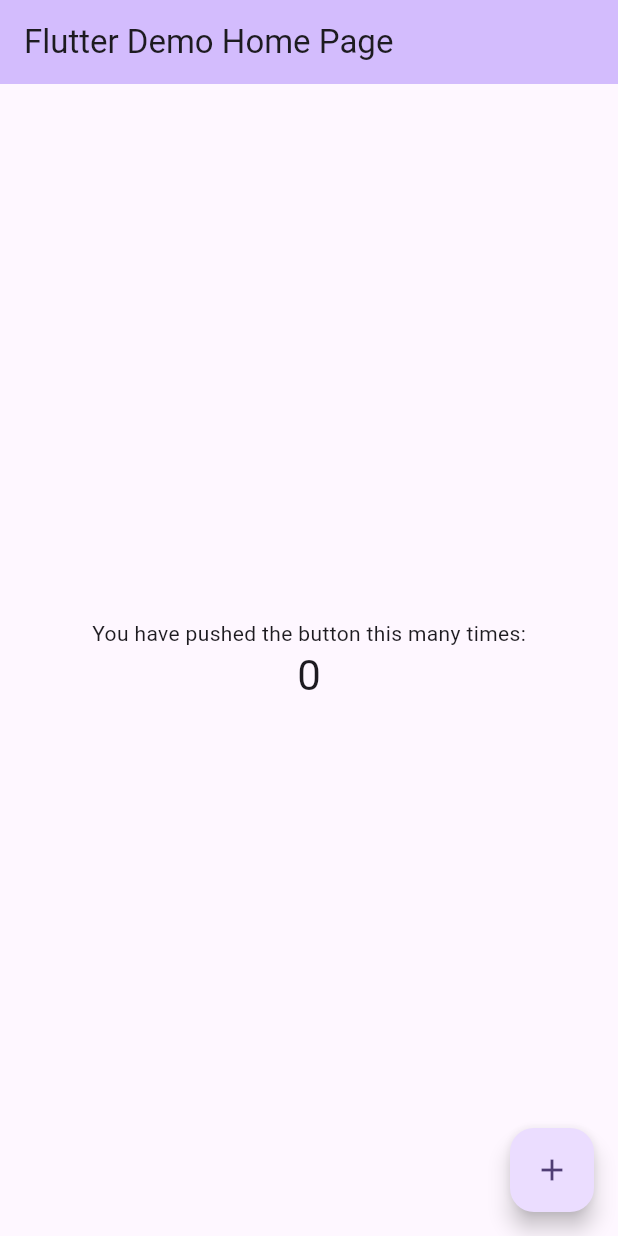
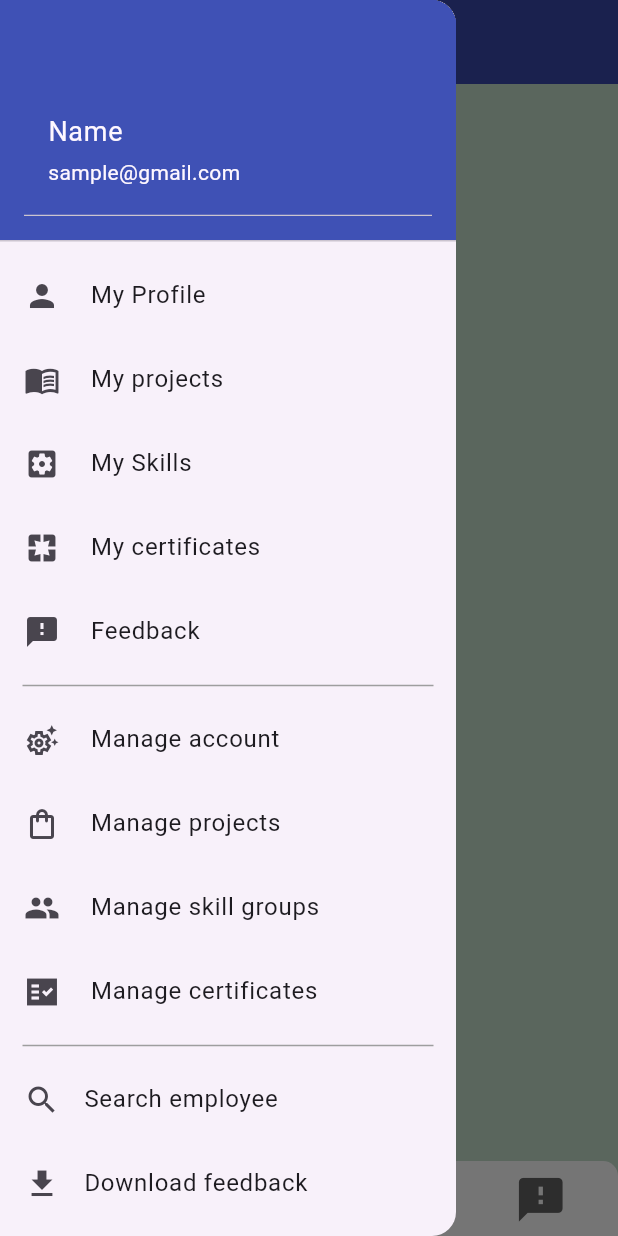
Before and after one commit to RahulMoreNttdata/NTT-DATA-SkillsTrackerMobileApp, a Flutter app: the screen it shows after launch, with the side drawer open (before the commit the screen has no drawer), on a phone screen of 412 x 824 dp. Run offline on Flutter 3.47's test engine with Material 3 defaults, Android fonts, the light colour scheme and no system bars.

Commit message:
@pournima create the dashboard n drawer.

```diff
--- a/lib/main.dart
+++ b/lib/main.dart
@@ -1,4 +1,5 @@
 import 'package:flutter/material.dart';
+import 'modules/dashboard/dashboard.dart';
 
 void main() {
   runApp(const MyApp());
@@ -12,7 +13,9 @@
   Widget build(BuildContext context) {
     return MaterialApp(
       title: 'Flutter Demo',
+      debugShowCheckedModeBanner: false,
       theme: ThemeData(
+        primaryColor: Colors.indigo[600],
         // This is the theme of your application.
         //
         // TRY THIS: Try running your application with "flutter run". You'll see
@@ -31,95 +34,7 @@
         colorScheme: ColorScheme.fromSeed(seedColor: Colors.deepPurple),
         useMaterial3: true,
       ),
-      home: const MyHomePage(title: 'Flutter Demo Home Page'),
+      home:  Dashboard(),
     );
   }
 }
-
-class MyHomePage extends StatefulWidget {
-  const MyHomePage({super.key, required this.title});
-
-  // This widget is the home page of your application. It is stateful, meaning
-  // that it has a State object (defined below) that contains fields that affect
-  // how it looks.
-
-  // This class is the configuration for the state. It holds the values (in this
-  // case the title) provided by the parent (in this case the App widget) and
-  // used by the build method of the State. Fields in a Widget subclass are
-  // always marked "final".
-
-  final String title;
-
-  @override
-  State<MyHomePage> createState() => _MyHomePageState();
-}
-
-class _MyHomePageState extends State<MyHomePage> {
-  int _counter = 0;
-
-  void _incrementCounter() {
-    setState(() {
-      // This call to setState tells the Flutter framework that something has
-      // changed in this State, which causes it to rerun the build method below
-      // so that the display can reflect the updated values. If we changed
-      // _counter without calling setState(), then the build method would not be
-      // called again, and so nothing would appear to happen.
-      _counter++;
-    });
-  }
-
-  @override
-  Widget build(BuildContext context) {
-    // This method is rerun every time setState is called, for instance as done
-    // by the _incrementCounter method above.
-    //
-    // The Flutter framework has been optimized to make rerunning build methods
-    // fast, so that you can just rebuild anything that needs updating rather
-    // than having to individually change instances of widgets.
-    return Scaffold(
-      appBar: AppBar(
-        // TRY THIS: Try changing the color here to a specific color (to
-        // Colors.amber, perhaps?) and trigger a hot reload to see the AppBar
-        // change color while the other colors stay the same.
-        backgroundColor: Theme.of(context).colorScheme.inversePrimary,
-        // Here we take the value from the MyHomePage object that was created by
-        // the App.build method, and use it to set our appbar title.
-        title: Text(widget.title),
-      ),
-      body: Center(
-        // Center is a layout widget. It takes a single child and positions it
-        // in the middle of the parent.
-        child: Column(
-          // Column is also a layout widget. It takes a list of children and
-          // arranges them vertically. By default, it sizes itself to fit its
-          // children horizontally, and tries to be as tall as its parent.
-          //
-          // Column has various properties to control how it sizes itself and
-          // how it positions its children. Here we use mainAxisAlignment to
-          // center the children vertically; the main axis here is the vertical
-          // axis because Columns are vertical (the cross axis would be
-          // horizontal).
-          //
-          // TRY THIS: Invoke "debug painting" (choose the "Toggle Debug Paint"
-          // action in the IDE, or press "p" in the console), to see the
-          // wireframe for each widget.
-          mainAxisAlignment: MainAxisAlignment.center,
-          children: <Widget>[
-            const Text(
-              'You have pushed the button this many times:',
-            ),
-            Text(
-              '$_counter',
-              style: Theme.of(context).textTheme.headlineMedium,
-            ),
-          ],
-        ),
-      ),
-      floatingActionButton: FloatingActionButton(
-        onPressed: _incrementCounter,
-        tooltip: 'Increment',
-        child: const Icon(Icons.add),
-      ), // This trailing comma makes auto-formatting nicer for build methods.
-    );
-  }
-}
--- /dev/null
+++ b/lib/modules/dashboard/dashboard.dart
@@ -0,0 +1,175 @@
+import 'package:flutter/material.dart';
+
+import 'my_certificates/my_certificates.dart';
+import 'my_profile/my_profile.dart';
+import 'my_projects/my_projects.dart';
+import 'my_skills/my_skills.dart';
+
+class Dashboard extends StatefulWidget {
+  const Dashboard({Key? key}) : super(key: key);
+
+  @override
+  _DashboardState createState() => _DashboardState();
+}
+
+class _DashboardState extends State<Dashboard> {
+  int pageIndex = 0;
+  final pages = [
+     const MyProfile(),
+     const My_Projects(),
+     const MySkills(),
+     const MyCertificate(),
+  ];
+
+  @override
+  Widget build(BuildContext context) {
+    return Scaffold(
+      backgroundColor: const Color(0xffC4DFCB),
+      appBar: AppBar(
+        leading:  Builder(
+          builder: (context) => IconButton(
+            icon: new Icon(Icons.menu,color: Colors.white,),
+            onPressed: () => Scaffold.of(context).openDrawer(),
+          ),
+        ),
+        title: Text(
+          "Skills tracker 2.1",
+          style: TextStyle(
+            color:Colors.white,
+            fontSize: 16,
+            fontWeight: FontWeight.w600,
+          ),
+        ),
+        centerTitle: true,
+        backgroundColor: Theme.of(context).primaryColor,
+      ),
+      drawer: Drawer(
+        child: ListView(
+          padding: const EdgeInsets.all(0),
+          children: [
+            const DrawerHeader(
+              decoration: BoxDecoration(
+                color: Colors.indigo,
+              ), //BoxDecoration
+              child: UserAccountsDrawerHeader(
+                decoration: BoxDecoration(color: Colors.indigo),
+                // currentAccountPictureSize: Size.square(50),
+                // currentAccountPicture: CircleAvatar(
+                //   backgroundColor: Colors.white,
+                //   child: Text(
+                //     "A",
+                //     style: TextStyle(fontSize: 30.0, color: Colors.blue),
+                //   ), //Text
+                // ), //circleAvatar
+                accountName: Text(
+                  "Name",
+                  style: TextStyle(fontSize: 18),
+                ),
+                accountEmail: Text("sample@gmail.com"),
+
+              ), //UserAccountDrawerHeader
+            ),
+            commonListTile(' My Profile ', Icon(Icons.person)),//DrawerHeader
+            commonListTile(' My projects ', Icon(Icons.menu_book)),
+            commonListTile(' My Skills ', Icon(Icons.settings_applications)),
+            commonListTile(' My certificates ', Icon(Icons.pages)),
+            commonListTile(' Feedback ', Icon(Icons.feedback)),
+            Padding(
+              padding: const EdgeInsets.symmetric(horizontal: 15.0),
+              child: Divider(color: Colors.grey[500],),
+            ),
+            commonListTile(' Manage account ', Icon(Icons.settings_suggest_outlined)),
+            commonListTile(' Manage projects ', Icon(Icons.shopping_bag_outlined)),
+            commonListTile(' Manage skill groups ', Icon(Icons.people)),
+            commonListTile(' Manage certificates ', Icon(Icons.fact_check_sharp)),
+            Padding(
+              padding: const EdgeInsets.symmetric(horizontal: 15.0),
+              child: Divider(color: Colors.grey[500],),
+            ),
+            commonListTile('Search employee', Icon(Icons.search)),
+            commonListTile('Download feedback', Icon(Icons.download)),
+
+          ],
+        ),
+      ),
+      body: pages[pageIndex],
+      bottomNavigationBar: Container(
+        height: 50,
+        decoration: BoxDecoration(
+          color: Colors.white,
+          borderRadius: const BorderRadius.only(
+            topLeft: Radius.circular(10),
+            topRight: Radius.circular(10),
+          ),
+        ),
+        child: Row(
+          mainAxisAlignment: MainAxisAlignment.spaceAround,
+          children: [
+            IconButton(
+              enableFeedback: false,
+              onPressed: () {
+                setState(() {
+                  pageIndex = 0;
+                });
+              },
+              icon:  Icon(
+                Icons.person,
+                color: Colors.grey[700],
+                size: 35,
+              ),
+            ),
+            IconButton(
+              enableFeedback: false,
+              onPressed: () {
+                setState(() {
+                  pageIndex = 1;
+                });
+              },
+              icon:  Icon(
+                Icons.menu_book,
+                color: Colors.grey[700],
+                size: 35,
+              ),
+            ),
+            IconButton(
+              enableFeedback: false,
+              onPressed: () {
+                setState(() {
+                  pageIndex = 2;
+                });
+              },
+              icon:   Icon(
+                Icons.settings_applications,
+                color: Colors.grey[700],
+                size: 35,
+              ),
+            ),
+            IconButton(
+              enableFeedback: false,
+              onPressed: () {
+                setState(() {
+                  pageIndex = 3;
+                });
+              },
+              icon: Icon(
+                Icons.feedback,
+                color: Colors.grey[700],
+                size: 35,
+              ),
+            ),
+          ],
+        ),
+      ),
+    );
+  }
+
+  Widget commonListTile(String text, Icon icon){
+  return ListTile(
+  leading: icon,
+  title:  Text(text),
+  onTap: () {
+    Navigator.pop(context);
+  },
+);
+  }
+}
--- /dev/null
+++ b/lib/modules/dashboard/my_certificates/my_certificates.dart
@@ -0,0 +1,27 @@
+import 'package:flutter/material.dart';
+
+class MyCertificate extends StatefulWidget {
+  const MyCertificate({super.key});
+
+  @override
+  State<MyCertificate> createState() => _MyCertificateState();
+}
+
+class _MyCertificateState extends State<MyCertificate> {
+  @override
+  Widget build(BuildContext context) {
+    return Container(
+      color: const Color(0xffC4DFCB),
+      child: Center(
+        child: Text(
+          "Page Number 4",
+          style: TextStyle(
+            //    color: Colors.green[900],
+            fontSize: 20,
+            fontWeight: FontWeight.w500,
+          ),
+        ),
+      ),
+    );
+  }
+}
--- /dev/null
+++ b/lib/modules/dashboard/my_profile/my_profile.dart
@@ -0,0 +1,27 @@
+import 'package:flutter/material.dart';
+
+class MyProfile extends StatefulWidget {
+  const MyProfile({super.key});
+
+  @override
+  State<MyProfile> createState() => _MyProfileState();
+}
+
+class _MyProfileState extends State<MyProfile> {
+  @override
+  Widget build(BuildContext context) {
+    return Container(
+      color: const Color(0xffC4DFCB),
+      child: Center(
+        child: Text(
+          "Page Number 1",
+          style: TextStyle(
+            //    color: Colors.green[900],
+            fontSize: 20,
+            fontWeight: FontWeight.w500,
+          ),
+        ),
+      ),
+    );
+  }
+}
--- /dev/null
+++ b/lib/modules/dashboard/my_projects/my_projects.dart
@@ -0,0 +1,27 @@
+import 'package:flutter/material.dart';
+
+class My_Projects extends StatefulWidget {
+  const My_Projects({super.key});
+
+  @override
+  State<My_Projects> createState() => _My_ProjectsState();
+}
+
+class _My_ProjectsState extends State<My_Projects> {
+  @override
+  Widget build(BuildContext context) {
+    return Container(
+      color: const Color(0xffC4DFCB),
+      child: Center(
+        child: Text(
+          "Page Number 2",
+          style: TextStyle(
+            //    color: Colors.green[900],
+            fontSize: 20,
+            fontWeight: FontWeight.w500,
+          ),
+        ),
+      ),
+    );
+  }
+}
--- /dev/null
+++ b/lib/modules/dashboard/my_skills/my_skills.dart
@@ -0,0 +1,28 @@
+import 'package:flutter/material.dart';
+
+class MySkills extends StatefulWidget {
+  const MySkills({super.key});
+
+  @override
+  State<MySkills> createState() => _MySkillsState();
+}
+
+class _MySkillsState extends State<MySkills> {
+
+  @override
+  Widget build(BuildContext context) {
+    return Container(
+      color: const Color(0xffC4DFCB),
+      child: Center(
+        child: Text(
+          "Page Number 3",
+          style: TextStyle(
+            //    color: Colors.green[900],
+            fontSize: 20,
+            fontWeight: FontWeight.w500,
+          ),
+        ),
+      ),
+    );
+  }
+}
```
